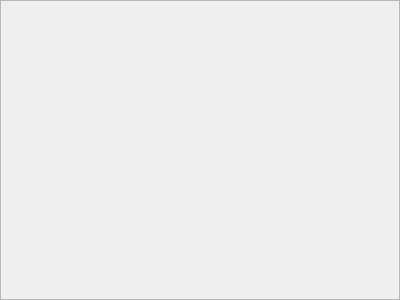
Before: the Qt Designer form Widgets/FrmVideo/FrmVideo.ui in KangLin/RabbitIm, drawn with Qt 5.
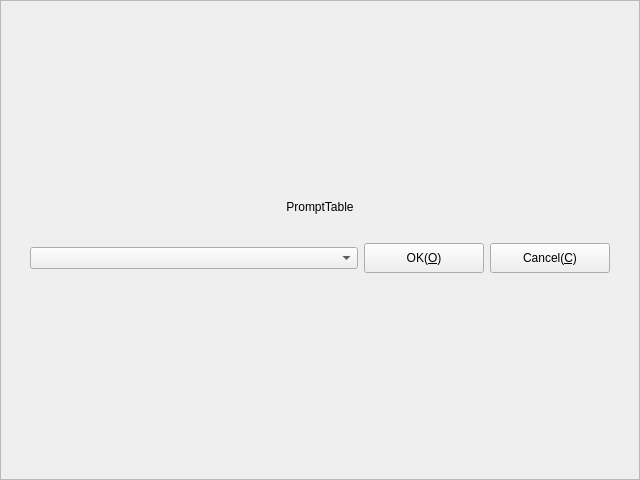
After: the same form once the commit is applied. Icons and pictures are not drawn.

```diff
--- a/Widgets/FrmVideo/FrmVideo.ui
+++ b/Widgets/FrmVideo/FrmVideo.ui
@@ -6,8 +6,8 @@
    <rect>
     <x>0</x>
     <y>0</y>
-    <width>400</width>
-    <height>300</height>
+    <width>640</width>
+    <height>480</height>
    </rect>
   </property>
   <property name="windowTitle">
@@ -23,9 +23,9 @@
   <property name="frameShadow">
    <enum>QFrame::Raised</enum>
   </property>
-  <layout class="QGridLayout" name="gridLayout">
+  <layout class="QGridLayout" name="gridLayout_3">
    <item row="0" column="0">
-    <widget class="QLabel" name="lbPrompt">
+    <widget class="QWidget" name="wdgInfo" native="true">
      <property name="sizePolicy">
       <sizepolicy hsizetype="Preferred" vsizetype="Fixed">
        <horstretch>0</horstretch>
@@ -35,21 +35,134 @@
      <property name="minimumSize">
       <size>
        <width>0</width>
-       <height>30</height>
+       <height>120</height>
       </size>
      </property>
      <property name="maximumSize">
       <size>
        <width>16777215</width>
-       <height>30</height>
+       <height>120</height>
       </size>
      </property>
-     <property name="text">
-      <string/>
-     </property>
-     <property name="alignment">
-      <set>Qt::AlignCenter</set>
-     </property>
+     <layout class="QGridLayout" name="gridLayout_2">
+      <item row="0" column="0">
+       <layout class="QVBoxLayout" name="verticalLayout">
+        <item>
+         <widget class="QLabel" name="lbPrompt">
+          <property name="sizePolicy">
+           <sizepolicy hsizetype="Preferred" vsizetype="Fixed">
+            <horstretch>0</horstretch>
+            <verstretch>0</verstretch>
+           </sizepolicy>
+          </property>
+          <property name="minimumSize">
+           <size>
+            <width>0</width>
+            <height>30</height>
+           </size>
+          </property>
+          <property name="maximumSize">
+           <size>
+            <width>16777215</width>
+            <height>30</height>
+           </size>
+          </property>
+          <property name="text">
+           <string>PromptTable</string>
+          </property>
+          <property name="alignment">
+           <set>Qt::AlignCenter</set>
+          </property>
+         </widget>
+        </item>
+        <item>
+         <widget class="QWidget" name="ToolBar" native="true">
+          <property name="sizePolicy">
+           <sizepolicy hsizetype="Preferred" vsizetype="Fixed">
+            <horstretch>0</horstretch>
+            <verstretch>0</verstretch>
+           </sizepolicy>
+          </property>
+          <property name="minimumSize">
+           <size>
+            <width>335</width>
+            <height>60</height>
+           </size>
+          </property>
+          <property name="maximumSize">
+           <size>
+            <width>100000</width>
+            <height>60</height>
+           </size>
+          </property>
+          <layout class="QGridLayout" name="gridLayout">
+           <item row="0" column="0">
+            <layout class="QHBoxLayout" name="horizontalLayout">
+             <item>
+              <widget class="QComboBox" name="cmbCamera">
+               <property name="toolTip">
+                <string>Select Camera</string>
+               </property>
+              </widget>
+             </item>
+             <item>
+              <widget class="QPushButton" name="pbOK">
+               <property name="sizePolicy">
+                <sizepolicy hsizetype="Fixed" vsizetype="Fixed">
+                 <horstretch>0</horstretch>
+                 <verstretch>0</verstretch>
+                </sizepolicy>
+               </property>
+               <property name="minimumSize">
+                <size>
+                 <width>120</width>
+                 <height>30</height>
+                </size>
+               </property>
+               <property name="maximumSize">
+                <size>
+                 <width>120</width>
+                 <height>30</height>
+                </size>
+               </property>
+               <property name="text">
+                <string>OK(&amp;O)</string>
+               </property>
+              </widget>
+             </item>
+             <item>
+              <widget class="QPushButton" name="pbCancel">
+               <property name="sizePolicy">
+                <sizepolicy hsizetype="Fixed" vsizetype="Fixed">
+                 <horstretch>0</horstretch>
+                 <verstretch>0</verstretch>
+                </sizepolicy>
+               </property>
+               <property name="minimumSize">
+                <size>
+                 <width>120</width>
+                 <height>30</height>
+                </size>
+               </property>
+               <property name="maximumSize">
+                <size>
+                 <width>120</width>
+                 <height>30</height>
+                </size>
+               </property>
+               <property name="text">
+                <string>Cancel(&amp;C)</string>
+               </property>
+              </widget>
+             </item>
+            </layout>
+           </item>
+          </layout>
+         </widget>
+        </item>
+       </layout>
+      </item>
+     </layout>
     </widget>
    </item>
   </layout>
```
